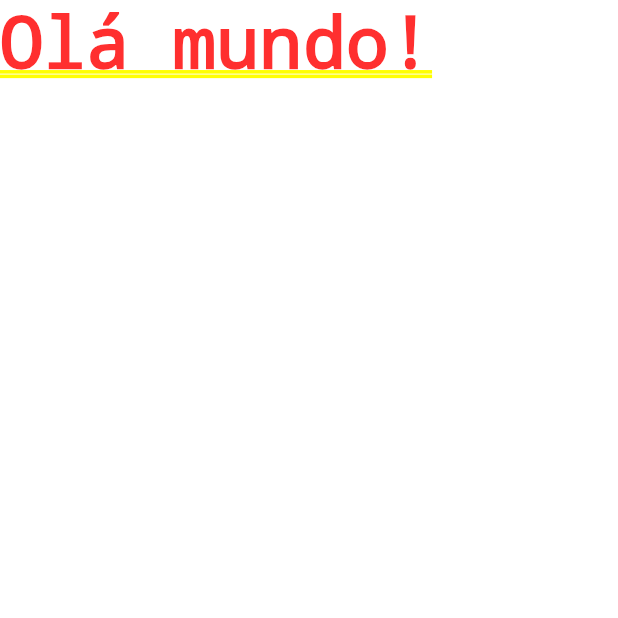
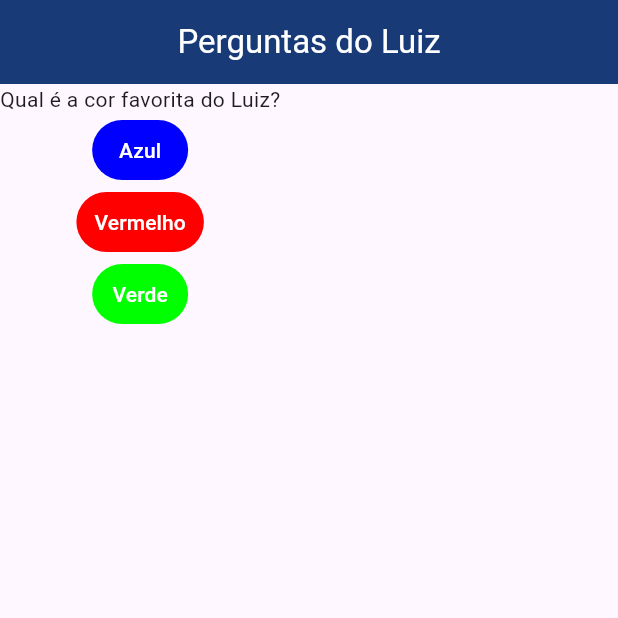
Before and after one commit to LuizHenriqueVitorino/cursoFlutter, a Flutter app: the screen it shows after launch, on a phone screen of 412 x 824 dp, the top half of it. Run offline on Flutter 3.47's test engine with Material 3 defaults, Android fonts, the phone set to English and light mode, and no system bars.

Commit message:
feat: adiciona a primeira pergunta e as primeiras respostas ao app de perguntas

```diff
--- a/projeto_perguntas/lib/main.dart
+++ b/projeto_perguntas/lib/main.dart
@@ -7,10 +7,61 @@ void main() {
 class PerguntaAP extends StatelessWidget{
   const PerguntaAP({super.key});
 
+  void responder(){
+    print('Pergunta respondida');
+  }
+
+  void Function() resposta(String resposta){
+    return () {
+      print('A resposta está $resposta');
+    };
+  }
+
   @override
   Widget build(BuildContext context) {
+    final List<String> perguntas = [
+      'Qual é a cor favorita do Luiz?',
+      'Qual é o animal favorito do Luiz?'
+    ];
     return MaterialApp(
-      home: Text('Olá mundo!'),
+      home: Scaffold(
+        appBar: AppBar(
+          title: Text('Perguntas do Luiz',
+            style: TextStyle(color: Color(0xFFFFFFFF))),
+          centerTitle: true,
+          backgroundColor: Color.fromARGB(255, 24, 58, 119),
+
+        ),
+        body: Column(
+          children: <Widget>[
+            Text(perguntas[0]),
+            TextButton(
+              onPressed: resposta('CORRETA'),
+              style: TextButton.styleFrom(
+                backgroundColor: Color.fromARGB(255, 0, 0, 255),
+                foregroundColor: Colors.white
+              ),
+              child: Text('Azul')
+              ),
+            TextButton(
+              onPressed: resposta('INCORRETA'),
+              style: TextButton.styleFrom(
+                backgroundColor: Color.fromARGB(255, 255, 0, 0),
+                foregroundColor: Colors.white
+              ),
+              child: Text('Vermelho')
+              ),
+            TextButton(
+              onPressed: resposta('INCORRETA'),
+              style: TextButton.styleFrom(
+                backgroundColor: Color.fromARGB(255, 0, 255, 0),
+                foregroundColor: Colors.white
+              ),
+              child: Text('Verde')
+              )
+          ],
+        ),
+      ),
     );
   }
 }
```
